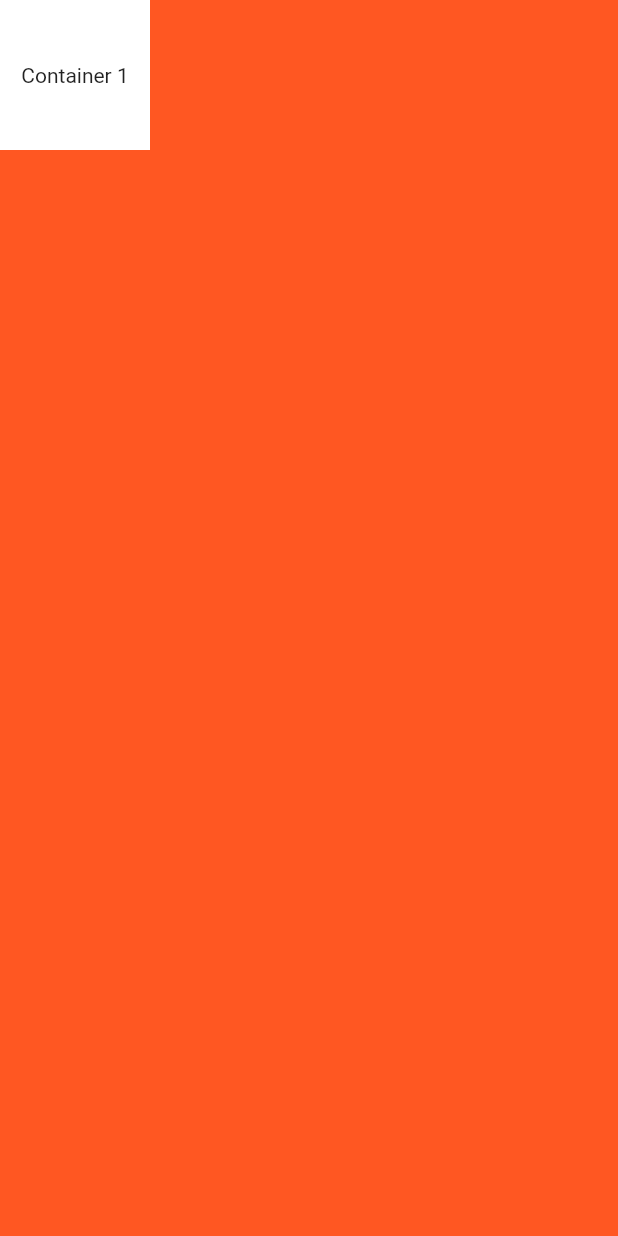
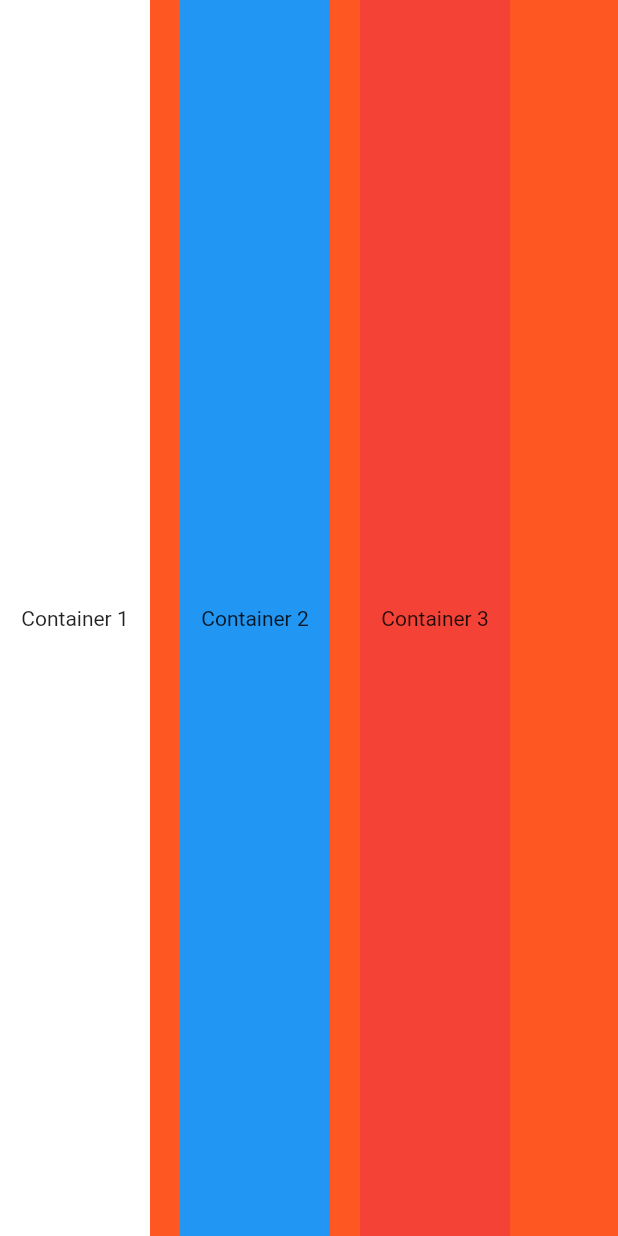
Before and after one commit to lucsilva1999/app_cartaodevisita, a Flutter app: the screen it shows after launch, on a phone screen of 412 x 824 dp. Run offline on Flutter 3.47's test engine with Material 2 defaults, Android fonts, the phone set to English and light mode, and no system bars.

Commit message:
Trocando colum pelo row e adicionando propriedades de tamanho aos containers

```diff
--- a/lib/main.dart
+++ b/lib/main.dart
@@ -6,7 +6,6 @@ void main() {
 
 class MyApp extends StatelessWidget {
   const MyApp({Key? key}) : super(key: key);
-
   @override
   Widget build(BuildContext context) {
     return MaterialApp(
@@ -14,18 +13,28 @@ class MyApp extends StatelessWidget {
       home: Scaffold(
         backgroundColor: Colors.deepOrange,
         body: SafeArea(
-          child: Column(
-            children: [
-              Container(
-                  height: 100.0,
-                  width: 100.0,
-                  alignment: Alignment.center,
-                  color:  Colors.white,
-                  child: Text("Container 1")
-              )
-            ],
-          )
-        ),
+            child: Row(
+          crossAxisAlignment: CrossAxisAlignment.stretch,
+          children: [
+            Container(
+                width: 100.0,
+                alignment: Alignment.center,
+                color: Colors.white,
+                child: Text("Container 1")),
+            SizedBox(width: 20.0),
+            Container(
+                width: 100.0,
+                alignment: Alignment.center,
+                color: Colors.blue,
+                child: Text("Container 2")),
+            SizedBox(width: 20.0),
+            Container(
+                width: 100.0,
+                alignment: Alignment.center,
+                color: Colors.red,
+                child: Text("Container 3")),
+          ],
+        )),
       ),
     );
   }
```
